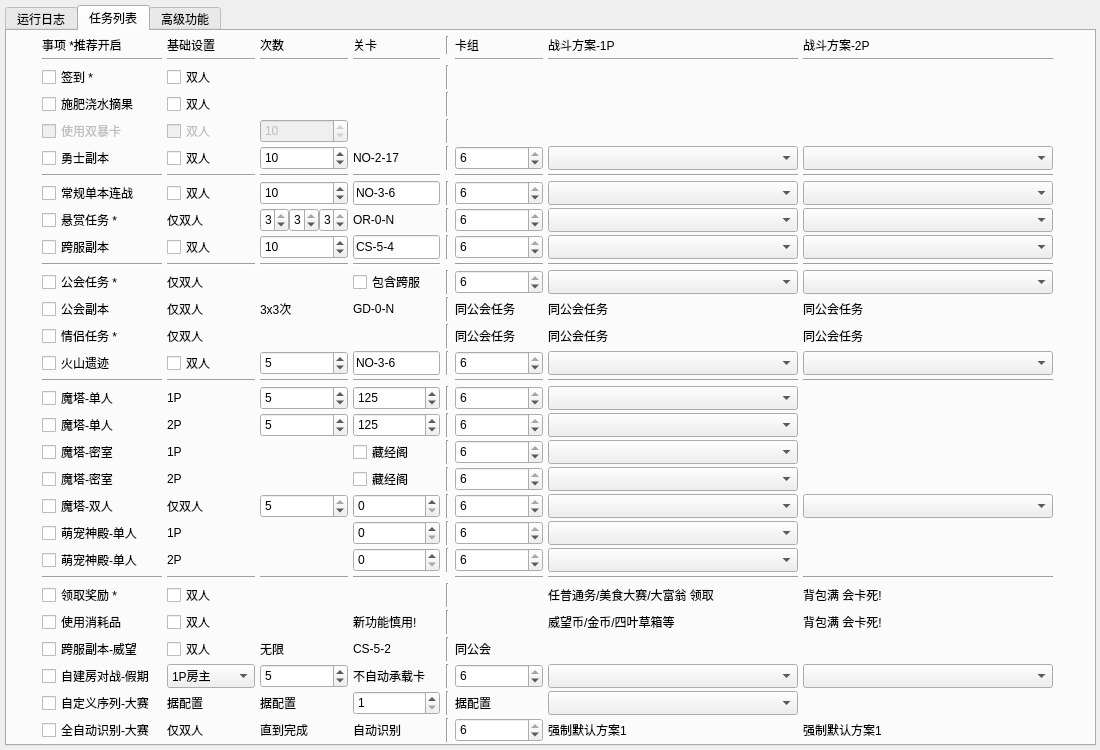
Qt form resource/ui/FAA_3.0.ui (StareAbyss/FoodsVsMiceAutoAssistant) before a commit.
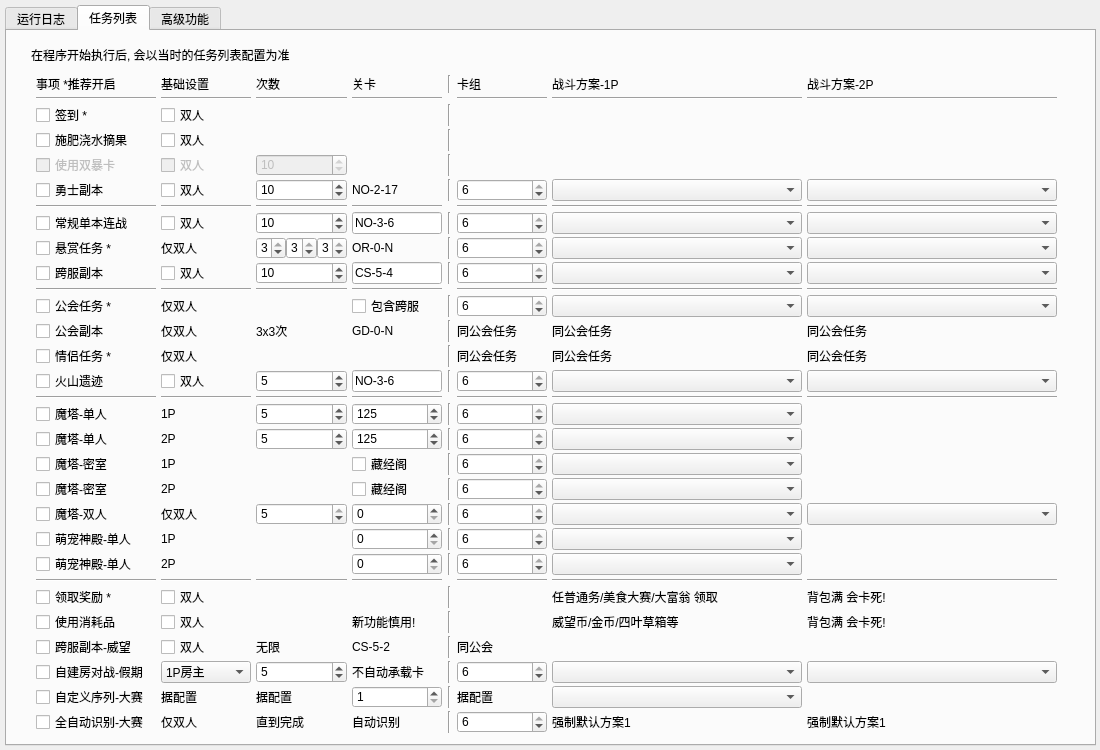
The same form after that commit. The open tabs and pages were chosen to show the change.

Commit message: v1.3.1 重大更新,完成定时启动任务事项的功能,新增TodoTimerManager类, 封装相关方法; 大幅重构service类以适用定时启动.

Diff of the .ui file:
```diff
--- a/resource/ui/FAA_3.0.ui
+++ b/resource/ui/FAA_3.0.ui
@@ -1998,12 +1998,33 @@
         <widget class="QWidget" name="layoutWidget">
          <property name="geometry">
           <rect>
-           <x>30</x>
-           <y>0</y>
-           <width>1021</width>
-           <height>711</height>
+           <x>19</x>
+           <y>10</y>
+           <width>1041</width>
+           <height>701</height>
           </rect>
          </property>
+         <layout class="QVBoxLayout" name="verticalLayout">
+          <property name="leftMargin">
+           <number>5</number>
+          </property>
+          <property name="topMargin">
+           <number>5</number>
+          </property>
+          <property name="rightMargin">
+           <number>5</number>
+          </property>
+          <property name="bottomMargin">
+           <number>5</number>
+          </property>
+          <item>
+           <widget class="QLabel" name="label">
+            <property name="text">
+             <string>在程序开始执行后, 会以当时的任务列表配置为准</string>
+            </property>
+           </widget>
+          </item>
+          <item>
          <layout class="QGridLayout" name="Lay_Tab2">
           <property name="sizeConstraint">
            <enum>QLayout::SetMinimumSize</enum>
@@ -7474,6 +7495,8 @@
              <set>Qt::AlignLeading|Qt::AlignLeft|Qt::AlignVCenter</set>
             </property>
            </widget>
+            </item>
+           </layout>
           </item>
          </layout>
         </widget>
```
Left out of the diff: 6692 changed lines with no effect on the pictures. Lines whose indentation alone changed are shown as unchanged. The commit also changes 5 other files.
